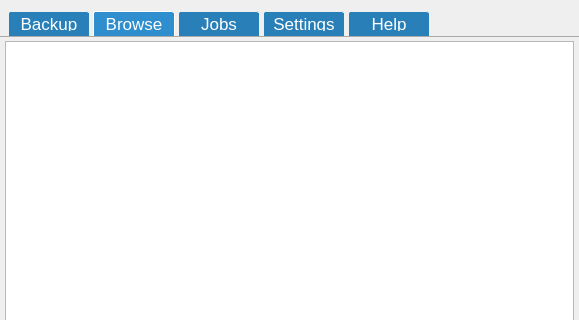
The window that mainwindow.ui (Tarsnap/tarsnap-gui) describes before a commit, drawn with Qt 5; both pictures show x 0 to 579 and y 0 to 320 of the 579 by 686 pixel window.
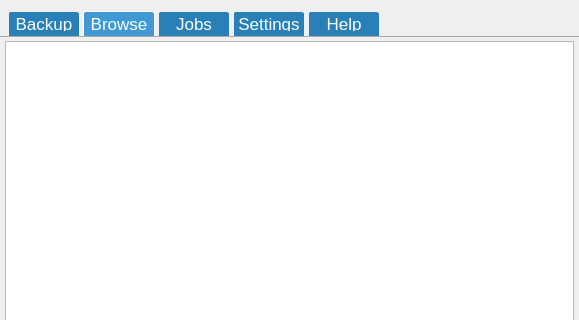
The same window after the commit. Icons and pictures are not drawn. Custom widgets are drawn as their Qt base class.

Patch:
```diff
--- a/mainwindow.ui
+++ b/mainwindow.ui
@@ -47,7 +47,7 @@
 border-top-left-radius: 3px;
 border-top-right-radius: 3px;
 padding: 5px;
-width: 70px;
+width: 60px;
 font-size: 13pt;
 margin-left: 3px;
 color: white;
@@ -55,7 +55,7 @@
 }
 
 QTabBar::tab:selected {
-background: #2e8ece;
+background: #4098D4;
 border: 1px solid white;
 border-bottom: none;
 }
```
